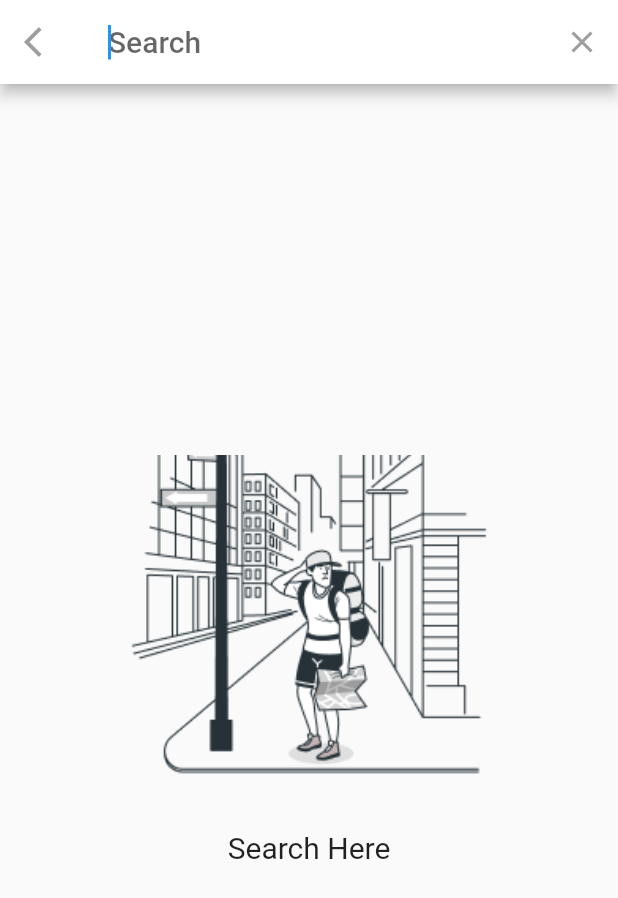
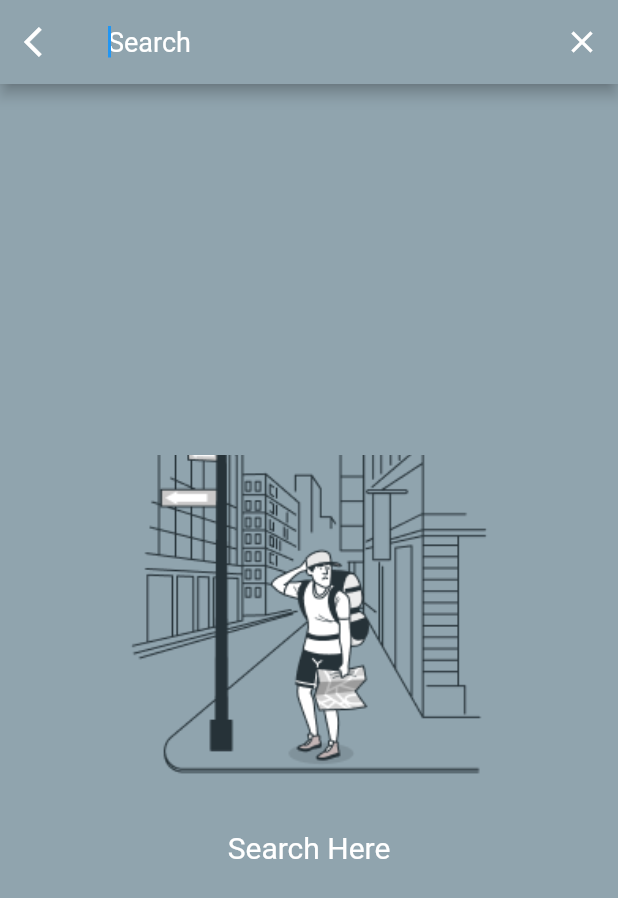
Before and after one commit to AnujKUMAR430/RegistrationSystem, a Flutter app: the HomeScreen screen opened directly, after a tap on the "search" icon, on a phone screen of 412 x 824 dp. Shown: the top 898 px of the screen. Run offline on Flutter 3.47's test engine with Material 2 defaults, Android fonts, the phone set to English and light mode, and no system bars; our stand-ins replace firebase_auth, firebase_core; accounts and stored records are empty; network calls fail.

Commit message:
made some changes in search file

```diff
--- a/lib/screens/home_screen.dart
+++ b/lib/screens/home_screen.dart
@@ -23,7 +23,7 @@ class _HomeScreenState extends State<HomeScreen> {
         actions: [
           IconButton(
               onPressed: () {
-                showSearch(context: context, delegate: SearchUser());
+                showSearch(context: context, delegate: Search());
               },
               icon: const Icon(Icons.search)),
           IconButton(
--- a/lib/screens/search.dart
+++ b/lib/screens/search.dart
@@ -5,8 +5,29 @@ import '../reusable_widgets/produact_card.dart';
 import '../reusable_widgets/reusable_widget.dart';
 
 
-class SearchUser extends SearchDelegate {
+class Search extends SearchDelegate {
   final FetchProductList _productList = FetchProductList();
+  @override
+  ThemeData appBarTheme(BuildContext context) {
+    final ThemeData theme = Theme.of(context);
+    return theme.copyWith(
+      hintColor: Colors.white,
+      textTheme: const TextTheme(headline6: TextStyle(color: Colors.white, fontSize: 18)),
+      appBarTheme: AppBarTheme.of(context).copyWith(
+        backgroundColor: Colors.blueGrey.shade300,
+        iconTheme: theme.primaryIconTheme.copyWith(color: Colors.white),
+      ),
+      inputDecorationTheme:
+           const InputDecorationTheme(
+            border: InputBorder.none,
+          ),
+    );
+  }
+
+
+
+
+
 
   @override
   List<Widget> buildActions(BuildContext context) {
@@ -31,7 +52,9 @@ class SearchUser extends SearchDelegate {
 
   @override
   Widget buildResults(BuildContext context) {
-    return FutureBuilder<List<ProductsModel>>(
+    return Scaffold(
+      backgroundColor: Colors.blueGrey.shade300,
+      body: FutureBuilder<List<ProductsModel>>(
         builder: (context, snapshot) {
           if (snapshot.hasError) {
             return const Center(
@@ -57,18 +80,22 @@ class SearchUser extends SearchDelegate {
           );
         },
         future: _productList.productList(query: query),
+      ),
     );
   }
 
   @override
   Widget buildSuggestions(BuildContext context) {
-    return  Column(
+    return  Scaffold(
+      backgroundColor: Colors.blueGrey.shade300,
+      body: Column(
         mainAxisAlignment: MainAxisAlignment.center,
         children: [
           Center(child: logoWidget("assets/images/search.png")),
           const SizedBox(height: 10),
           const Text('Search Here ', style: TextStyle(fontSize: 20),textAlign: TextAlign.center,)
         ],
+      ),
     );
   }
 }
```
Lines whose indentation alone changed are shown as unchanged.
